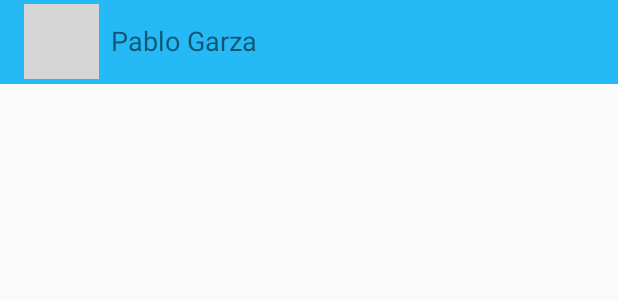
After one commit to pgarza917/GroupStudy, an Android app: the layout fragment_conversation.xml on its own in the app's theme, with its tools: preview values and no code run, on a phone screen of 412 x 824 dp. The commit adds this screen. Shown: the top 300 px of the screen. Run offline under Robolectric (Android 15) with nearby library versions, the phone set to English and light mode, and no system bars; grey boxes are pictures that could not be loaded.

Commit message:
Added adapters for displaying conversations and model for firebase users

```diff
--- a/app/src/main/res/layout/activity_main.xml
+++ b/app/src/main/res/layout/activity_main.xml
@@ -14,7 +14,7 @@
         android:backgroundTint="#25BAF5"
         android:minHeight="?attr/actionBarSize"
         app:title="@string/app_name"
-        app:titleTextColor="@android:color/white"></androidx.appcompat.widget.Toolbar>
+        app:titleTextColor="@android:color/white"/>
 
     <FrameLayout
         android:id="@+id/frameLayoutContainer"
--- /dev/null
+++ b/app/src/main/res/layout/fragment_conversation.xml
@@ -0,0 +1,43 @@
+<?xml version="1.0" encoding="utf-8"?>
+<RelativeLayout xmlns:android="http://schemas.android.com/apk/res/android"
+    xmlns:tools="http://schemas.android.com/tools"
+    android:layout_width="match_parent"
+    android:layout_height="match_parent"
+    xmlns:app="http://schemas.android.com/apk/res-auto"
+    tools:context=".messaging.ConversationFragment">
+
+    <androidx.appcompat.widget.Toolbar
+        android:id="@+id/toolbar_messages"
+        android:layout_width="match_parent"
+        android:layout_height="wrap_content"
+        android:background="?attr/colorPrimary"
+        android:backgroundTint="#25BAF5"
+        android:minHeight="?attr/actionBarSize"
+        app:titleTextColor="@android:color/white">
+
+        <LinearLayout
+            android:id="@+id/toolbarLinearLayout"
+            android:layout_width="wrap_content"
+            android:layout_height="wrap_content"
+            android:orientation="horizontal">
+
+            <ImageView
+                android:id="@+id/toolbarProfilePictureImageView"
+                android:layout_width="50dp"
+                android:layout_height="50dp"
+                tools:srcCompat="@tools:sample/avatars" />
+
+            <TextView
+                android:id="@+id/toolbarUserNameTextView"
+                android:layout_width="wrap_content"
+                android:layout_height="wrap_content"
+                android:layout_marginStart="8dp"
+                android:layout_marginTop="12dp"
+                android:textSize="18sp"
+                tools:text="Pablo Garza" />
+
+        </LinearLayout>
+
+    </androidx.appcompat.widget.Toolbar>
+
+</RelativeLayout>
```
Also changed, not shown: app/build.gradle (+12 -2 lines), app/src/main/java/com/example/studygroup/MainActivity.java (+64 -30 lines), app/src/main/java/com/example/studygroup/adapters/FirebaseUserAdapter.java (added, +76 -0 lines), app/src/main/java/com/example/studygroup/adapters/ViewPagerAdapter.java (+25 -1 lines), app/src/main/java/com/example/studygroup/messaging/ConversationFragment.java (added, +53 -0 lines), app/src/main/java/com/example/studygroup/messaging/MessageTabFragment.java (+42 -31 lines), app/src/main/java/com/example/studygroup/messaging/MessagesFragment.java (+23 -0 lines), app/src/main/java/com/example/studygroup/models/User.java (+34 -6 lines), app/src/main/res/layout/fragment_message_tab.xml (+8 -5 lines), app/src/main/res/layout/fragment_messages.xml (+11 -5 lines).
